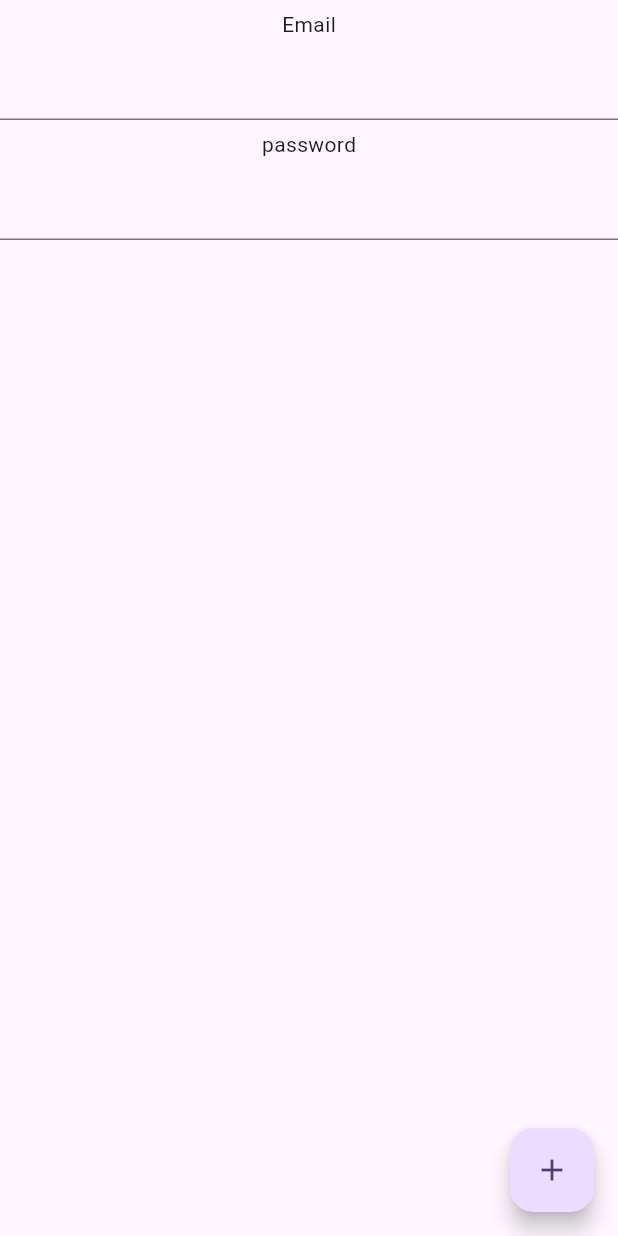
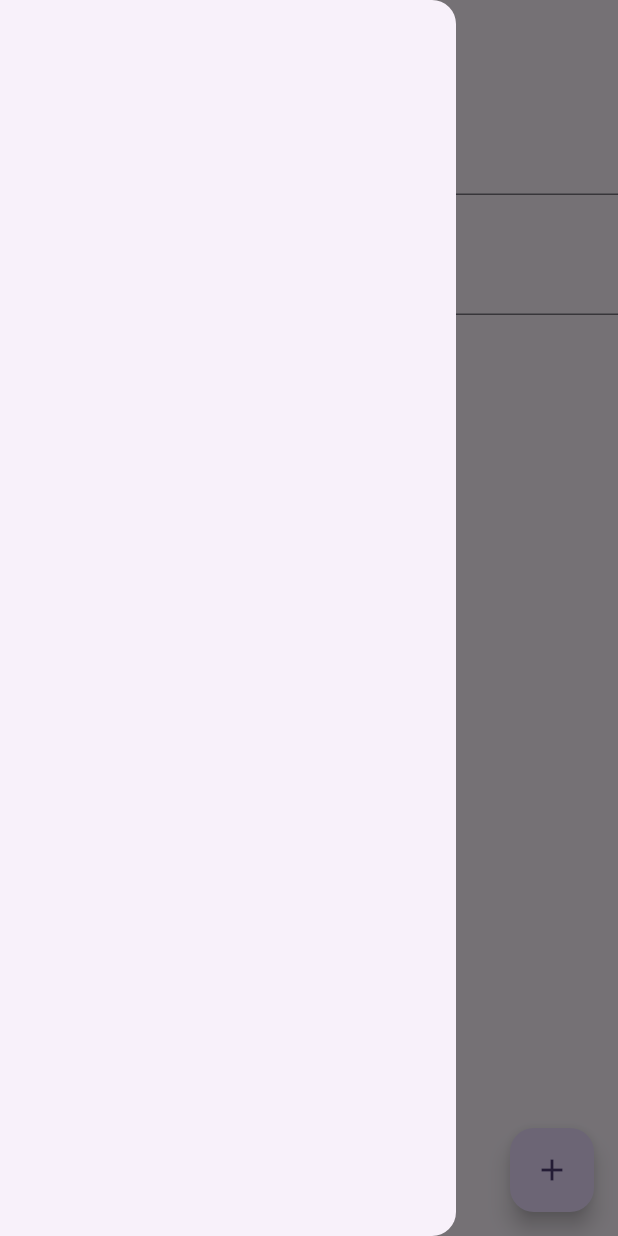
Before and after one commit to PradipNasit/flutter_firebase_setup, a Flutter app: the screen it shows after launch, with the side drawer open (before the commit the screen has no drawer), on a phone screen of 412 x 824 dp. Run offline on Flutter 3.47's test engine with Material 3 defaults, Android fonts, the phone set to English and light mode, and no system bars; our stand-ins replace firebase_auth, firebase_core; accounts and stored records are empty.

Commit message:
"new changes"

```diff
--- a/lib/home_screen.dart
+++ b/lib/home_screen.dart
@@ -27,9 +27,13 @@ class _HomeScreenState extends State<HomeScreen> {
     }
   }
 
+  final GlobalKey<ScaffoldState> _scaffoldKey = GlobalKey<ScaffoldState>();
+
   @override
   Widget build(BuildContext context) {
     return Scaffold(
+      key: _scaffoldKey,
+      drawer: Drawer(),
       floatingActionButton: FloatingActionButton(
         onPressed: () {
           registerUser();
@@ -39,6 +43,16 @@ class _HomeScreenState extends State<HomeScreen> {
       body: SafeArea(
         child: Column(
           children: [
+            GestureDetector(
+              onTap: () {
+                _scaffoldKey.currentState?.openDrawer();
+              },
+              child: Container(
+                height: 50,
+                width: 50,
+                color: Colors.red,
+              ),
+            ),
             SizedBox(
               height: 6,
             ),
```
Also changed, not shown: lib/main.dart (line endings or trailing spaces).
